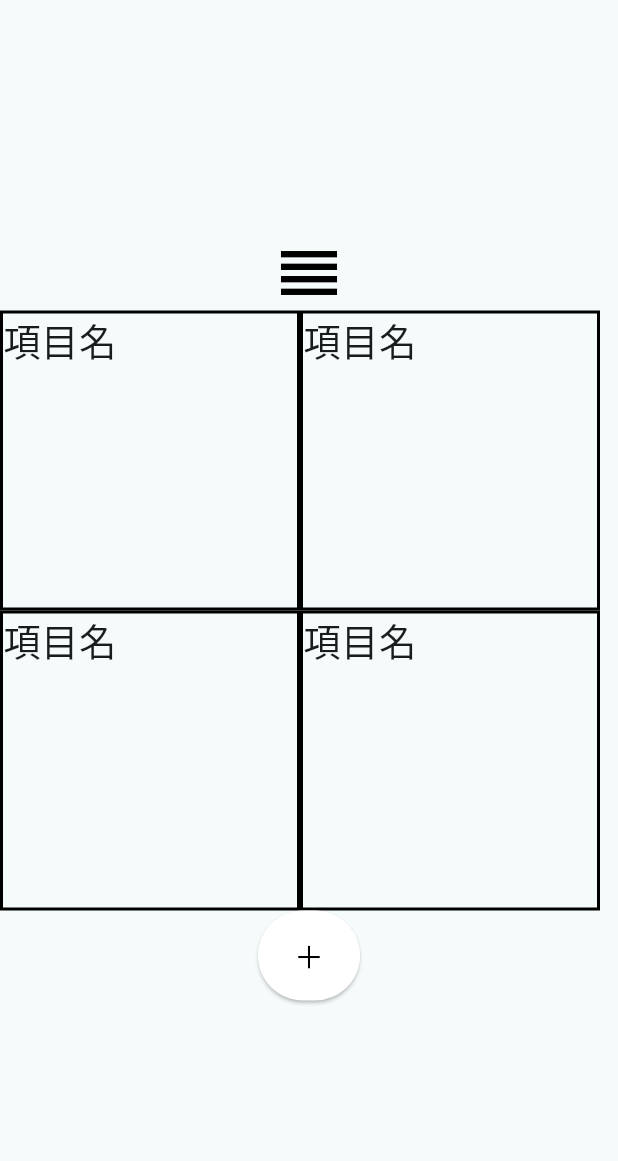
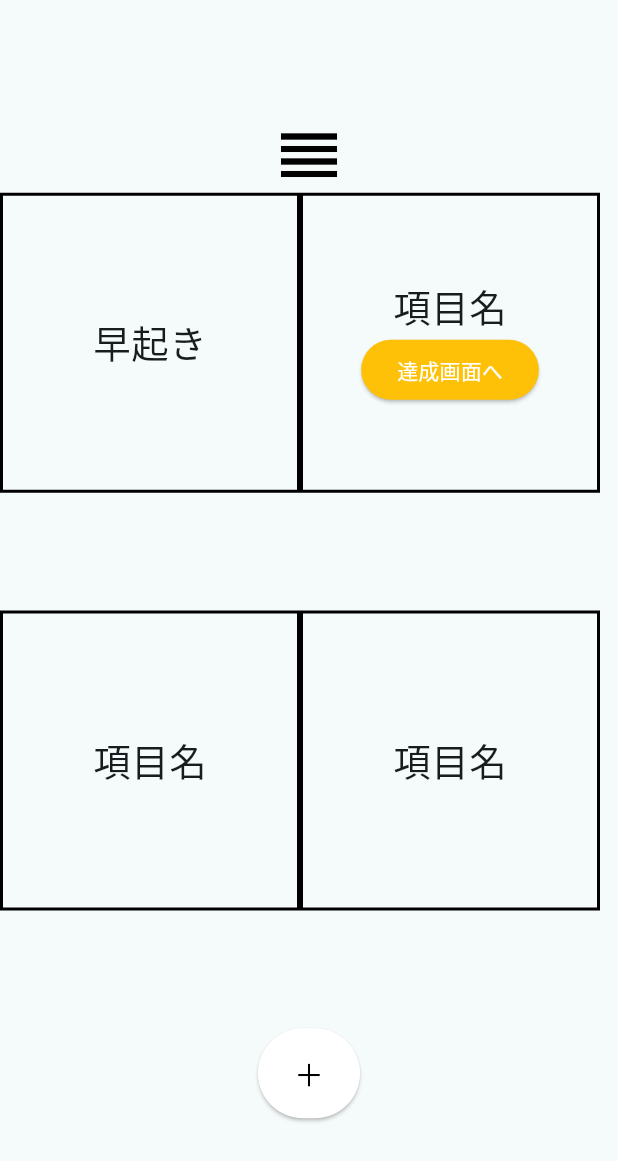
Before and after one commit to Yoshida-koshi/yumemi-pg-hackathon-team1, a Flutter app: the koumokuPage screen opened directly, on a phone screen of 412 x 824 dp. Shown: the top 1161 px of the screen. Run offline on Flutter 3.47's test engine with Material 3 defaults, Android fonts, the phone set to English and light mode, and no system bars.

Commit message:
項目ページ

```diff
--- a/frontend/lib/koumoku.dart
+++ b/frontend/lib/koumoku.dart
@@ -12,7 +12,7 @@ class _createPageState extends State<koumokuPage>{
   Widget build(BuildContext context) {
     return Scaffold(
       body: Column(
-        mainAxisAlignment: MainAxisAlignment.center,
+        mainAxisAlignment: MainAxisAlignment.spaceEvenly,
         children: [
             Center(
             child: Column(
@@ -38,8 +38,13 @@ class _createPageState extends State<koumokuPage>{
                         width: 2.0,
                                 ),
                               ),
-                    child: Text("項目名",
-                    style: TextStyle(fontSize: 25),
+                    child: Column(
+                      mainAxisAlignment: MainAxisAlignment.center,
+                      children: [
+                        Text("早起き",
+                          style: TextStyle(fontSize: 25),
+                        ),
+                      ],
                     ),
                   ),
                 Container(
@@ -52,8 +57,25 @@ class _createPageState extends State<koumokuPage>{
                       width: 2.0,
                     ),
                   ),
-                  child: Text("項目名",
+                  child: Column(
+                    mainAxisAlignment: MainAxisAlignment.center,
+                    children: [
+                  Text("項目名",
                     style: TextStyle(fontSize: 25),
+                  ),
+                      ElevatedButton(
+                        onPressed: (){
+
+                        },
+                        style: ElevatedButton.styleFrom(
+                            backgroundColor: Colors.amber
+                        ),
+                        child: Text("達成画面へ",
+                          style: TextStyle(
+                              color: Colors.white),
+                        ),
+                      ),
+                  ],
                   ),
                 ),
               ],
@@ -73,8 +95,13 @@ class _createPageState extends State<koumokuPage>{
                 width: 2.0,
               ),
             ),
-            child: Text("項目名",
-              style: TextStyle(fontSize: 25),
+            child: Column(
+              mainAxisAlignment: MainAxisAlignment.center,
+              children: [
+                Text("項目名",
+                  style: TextStyle(fontSize: 25),
+                ),
+              ],
             ),
           ),
               Container(
@@ -87,8 +114,13 @@ class _createPageState extends State<koumokuPage>{
                     width: 2.0,
                   ),
                 ),
-                child: Text("項目名",
-                  style: TextStyle(fontSize: 25),
+                child: Column(
+                  mainAxisAlignment: MainAxisAlignment.center,
+                  children: [
+                    Text("項目名",
+                      style: TextStyle(fontSize: 25),
+                    ),
+                  ],
                 ),
               ),
             ],
```
